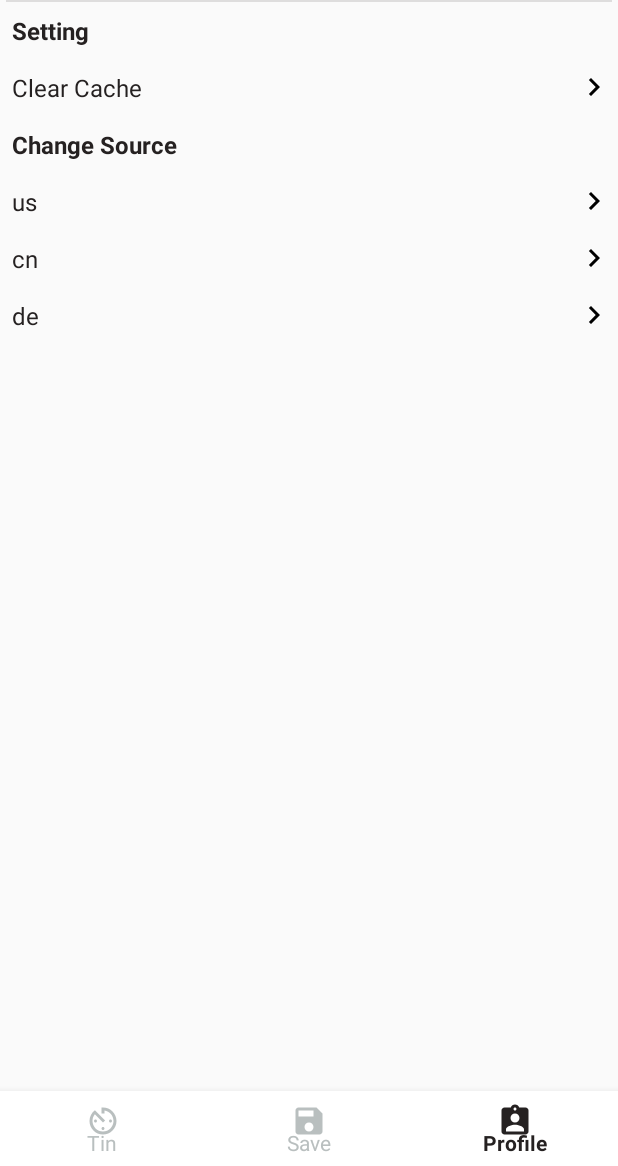
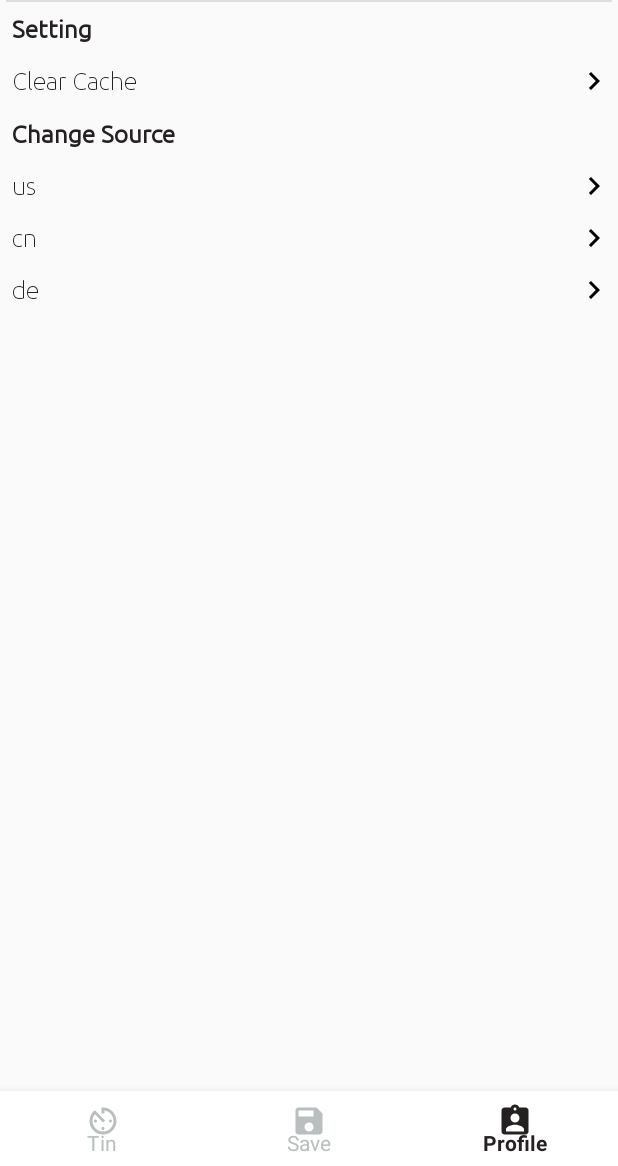
Before and after one commit to publicclassoverflow/TinNews, an Android app: the screen it shows after launch (MainActivity), item 3 of the bottom bar chosen, on a phone screen of 412 x 824 dp, the part 70-1236 px from its top. Run offline under Robolectric (Android 15) with nearby library versions, the phone set to English and light mode, and no system bars; our stand-ins replace EventBus, Room's generated code, RxJava; libraries missing offline, so code that uses them is left out: com.facebook.stetho, com.mindorks.placeholderview; network calls fail; 6 statements that could not run were skipped.

Commit message:
Screenshots Taken

```diff
--- a/app/src/main/res/layout/author_layout.xml
+++ b/app/src/main/res/layout/author_layout.xml
@@ -11,7 +11,7 @@
         android:textSize="12sp"
         android:id="@+id/author"
         android:textColor="@color/dark_gray"
-        android:fontFamily="@font/product_sans_regular"
+        android:fontFamily="@font/ubuntu_regular"
         app:layout_constraintLeft_toLeftOf="parent"/>
 
     <View
@@ -32,5 +32,5 @@
         android:id="@+id/time_stamp"
         app:layout_constraintLeft_toRightOf="@id/delimiter"
         android:textColor="@color/dark_gray"
-        android:fontFamily="@font/product_sans_regular" />
+        android:fontFamily="@font/ubuntu_regular" />
 </android.support.constraint.ConstraintLayout>
--- a/app/src/main/res/layout/saved_news_item.xml
+++ b/app/src/main/res/layout/saved_news_item.xml
@@ -20,7 +20,7 @@
             android:layout_height="wrap_content"
             android:padding="@dimen/four_dp"
             android:text="Author:"
-            android:fontFamily="@font/product_sans_regular"
+            android:fontFamily="@font/ubuntu_regular"
             android:maxLines="1"
             android:textStyle="bold"
             app:layout_constraintLeft_toLeftOf="parent"
@@ -33,7 +33,7 @@
             android:text="@string/author_unknown"
             android:id="@+id/author"
             android:gravity="left"
-            android:fontFamily="@font/product_sans_regular"
+            android:fontFamily="@font/ubuntu_regular"
             app:layout_constraintRight_toLeftOf="@id/image"
             app:layout_constraintLeft_toRightOf="@+id/author_label"
             app:layout_constraintTop_toTopOf="parent" />
@@ -44,7 +44,7 @@
             android:layout_height="wrap_content"
             android:padding="@dimen/four_dp"
             android:text="Description:"
-            android:fontFamily="@font/product_sans_regular"
+            android:fontFamily="@font/ubuntu_regular"
             android:textStyle="bold"
             app:layout_constraintLeft_toLeftOf="@id/author_label"
             app:layout_constraintTop_toBottomOf="@id/author_label" />
--- a/app/src/main/res/layout/setting_row_text_layout.xml
+++ b/app/src/main/res/layout/setting_row_text_layout.xml
@@ -12,6 +12,7 @@
         android:id="@+id/row_text"
         android:layout_width="match_parent"
         android:layout_height="wrap_content"
+        android:fontFamily="@font/ubuntu_light"
         android:padding="@dimen/four_dp"
         android:textSize="16sp" />
 
--- a/app/src/main/res/layout/setting_title_layout.xml
+++ b/app/src/main/res/layout/setting_title_layout.xml
@@ -9,6 +9,7 @@
         android:layout_width="match_parent"
         android:layout_height="wrap_content"
         android:textSize="16sp"
+        android:fontFamily="@font/ubuntu_regular"
         android:textStyle="bold"
         android:id="@+id/title" />
 
--- a/app/src/main/res/layout/tin_news_card.xml
+++ b/app/src/main/res/layout/tin_news_card.xml
@@ -28,7 +28,7 @@
                 android:layout_height="wrap_content"
                 android:padding="@dimen/four_dp"
                 android:singleLine="true"
-                android:fontFamily="@font/product_sans_regular"
+                android:fontFamily="@font/ubuntu_regular"
                 android:textSize="20sp"
                 android:textStyle="bold" />
 
--- a/app/src/main/res/layout/title_layout.xml
+++ b/app/src/main/res/layout/title_layout.xml
@@ -10,6 +10,6 @@
         android:layout_height="wrap_content"
         android:textSize="20sp"
         android:textStyle="bold"
-        android:fontFamily="@font/product_sans_regular"
+        android:fontFamily="@font/ubuntu_medium"
         android:id="@+id/title" />
 </LinearLayout>
```
Also changed, not shown: 9 other files.
